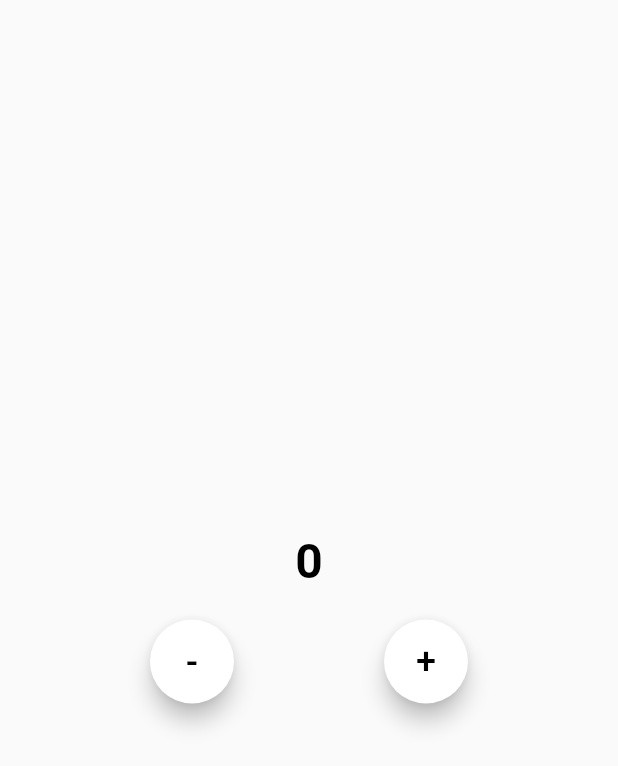
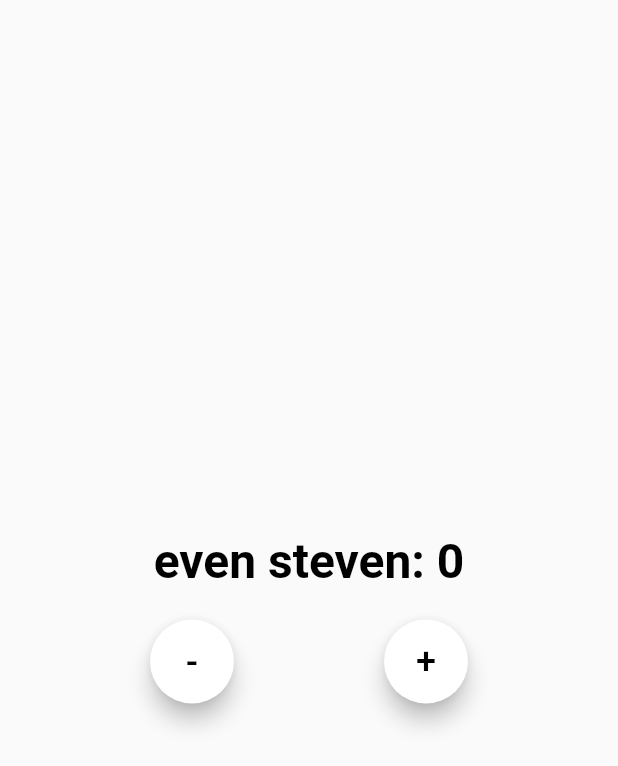
Before and after one commit to eRuaro/easy-state-management-cubits, a Flutter app: the screen it shows after launch, on a phone screen of 412 x 824 dp. Shown: the top 766 px of the screen. Run offline on Flutter 3.47's test engine with Material 2 defaults, Android fonts, the phone set to English and light mode, and no system bars; our stand-ins replace bloc, equatable, flutter_bloc.

Commit message:
added state change functionality with lbocbuilder

```diff
--- a/lib/screens/operations_screen.dart
+++ b/lib/screens/operations_screen.dart
@@ -19,6 +19,17 @@ class _OperationsScreenState extends State<OperationsScreen> {
           BlocBuilder<OperationsCubit, OperationsState>(
             builder: (context, state) {
               // Should a return a widget that depends only on the state and context
+              if (state.number % 2 == 0) {
+                return Text(
+                  "even steven: ${state.number}",
+                  style: TextStyle(
+                    fontSize: 32,
+                    fontWeight: FontWeight.bold,
+                    color: Colors.black,
+                  ),
+                );
+              }
+
               return Text(
                 state.number.toString(),
                 style: TextStyle(
```
Lines whose indentation alone changed are shown as unchanged.
